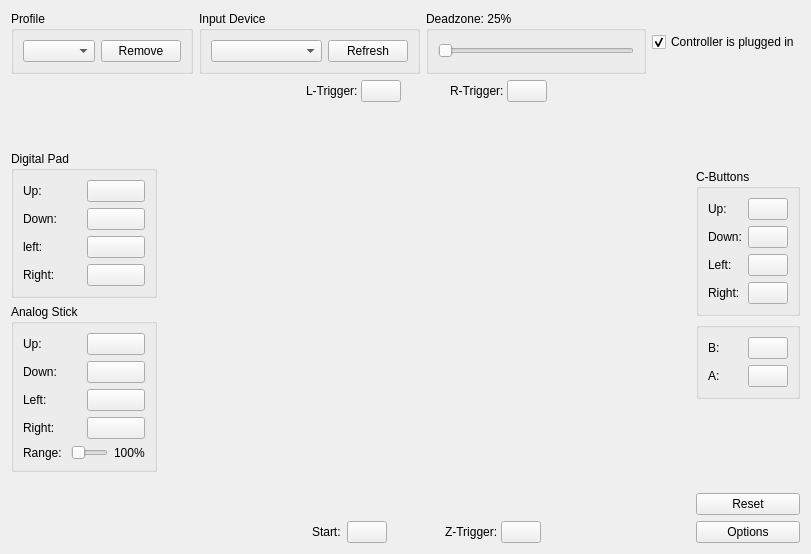
Old version of the form Source/RMG-Input/UserInterface/Widget/ControllerWidget.ui in the repository Rosalie241/RMG.
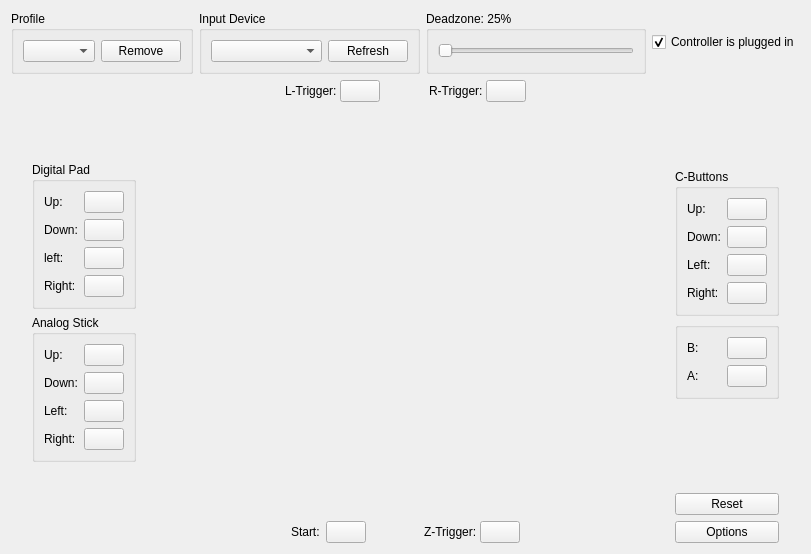
New version of the form. Custom widgets are drawn as their Qt base class.

Commit message: RMG-Input: remove range option

Patch:
```diff
--- a/Source/RMG-Input/UserInterface/Widget/ControllerWidget.ui
+++ b/Source/RMG-Input/UserInterface/Widget/ControllerWidget.ui
@@ -411,55 +411,6 @@
             </item>
            </layout>
           </item>
-          <item>
-           <layout class="QHBoxLayout" name="horizontalLayout_5">
-            <item>
-             <widget class="QLabel" name="label_5">
-              <property name="sizePolicy">
-               <sizepolicy hsizetype="Minimum" vsizetype="Preferred">
-                <horstretch>0</horstretch>
-                <verstretch>0</verstretch>
-               </sizepolicy>
-              </property>
-              <property name="text">
-               <string>Range: </string>
-              </property>
-             </widget>
-            </item>
-            <item>
-             <widget class="QSlider" name="analogStickRangeSlider">
-              <property name="sizePolicy">
-               <sizepolicy hsizetype="Preferred" vsizetype="Preferred">
-                <horstretch>0</horstretch>
-                <verstretch>0</verstretch>
-               </sizepolicy>
-              </property>
-              <property name="minimum">
-               <number>1</number>
-              </property>
-              <property name="maximum">
-               <number>100</number>
-              </property>
-              <property name="orientation">
-               <enum>Qt::Horizontal</enum>
-              </property>
-             </widget>
-            </item>
-            <item>
-             <widget class="QLabel" name="analogStickRangeLabel">
-              <property name="sizePolicy">
-               <sizepolicy hsizetype="Minimum" vsizetype="Preferred">
-                <horstretch>0</horstretch>
-                <verstretch>0</verstretch>
-               </sizepolicy>
-              </property>
-              <property name="text">
-               <string>100%</string>
-              </property>
-             </widget>
-            </item>
-           </layout>
-          </item>
          </layout>
         </widget>
        </item>
```
The commit also changes 5 other files.
